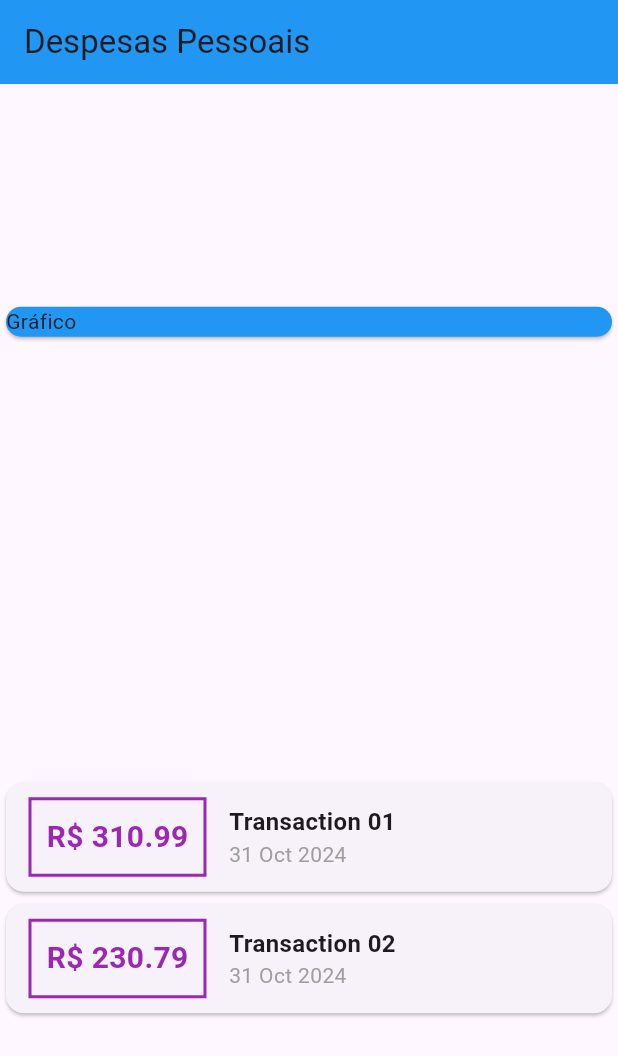
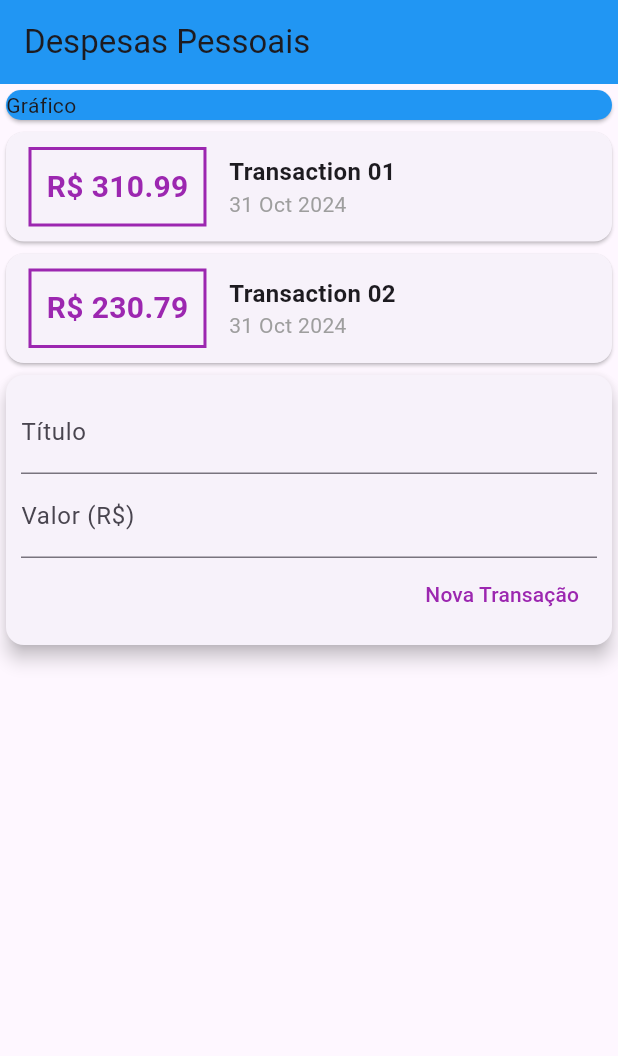
Before and after one commit to eskokado/expenses, a Flutter app: the screen it shows after launch, on a phone screen of 412 x 824 dp. Shown: the top 1056 px of the screen. Run offline on Flutter 3.47's test engine with Material 3 defaults, Android fonts, the phone set to English and light mode, and no system bars.

Commit message:
feat: add TextFields and TextEditingController

```diff
--- a/lib/main.dart
+++ b/lib/main.dart
@@ -18,6 +18,10 @@ class ExpensesApp extends StatelessWidget {
 }
 
 class MyHomePage extends StatelessWidget {
+
+  final titleController = TextEditingController();
+  final valueController = TextEditingController();
+
   final _transactions = [
     Transaction(
       id: 't1',
@@ -43,7 +47,6 @@ class MyHomePage extends StatelessWidget {
         backgroundColor: Colors.blue,
       ),
       body: Column(
-        mainAxisAlignment: MainAxisAlignment.spaceAround,
         crossAxisAlignment: CrossAxisAlignment.stretch,
         children: [
           Container(
@@ -101,6 +104,45 @@ class MyHomePage extends StatelessWidget {
                 ),
               );
             }).toList(),
+          ),
+          Card(
+            elevation: 5,
+            child: Container(
+              padding: EdgeInsets.all(10),
+              child: Column(
+                children: [
+                  TextField(
+                    controller: titleController,
+                    decoration: InputDecoration(
+                      labelText: 'Título',
+                    ),
+                  ),
+                  TextField(
+                    controller: valueController,
+                    decoration: InputDecoration(
+                      labelText: 'Valor (R\$)'
+                    ),
+                  ),
+                  Row(
+                    mainAxisAlignment: MainAxisAlignment.end,
+                    children: [
+                      TextButton(
+                          onPressed: () {
+                            print(titleController.text);
+                            print(valueController.text);
+                          },
+                          child: Text(
+                              'Nova Transação',
+                            style: TextStyle(
+                              color: Colors.purple
+                            ),
+                          )
+                      ),
+                    ],
+                  )
+                ],
+              ),
+            ),
           )
         ],
       ),
```
